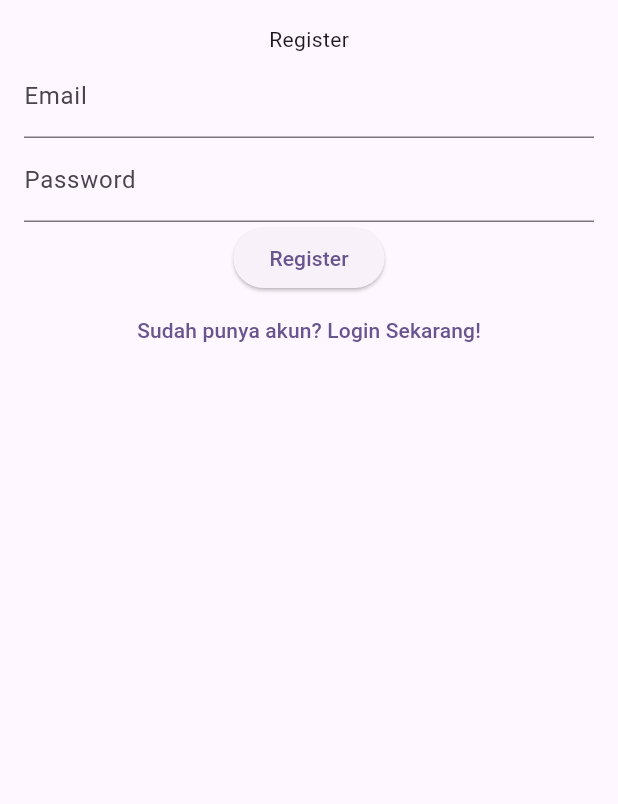
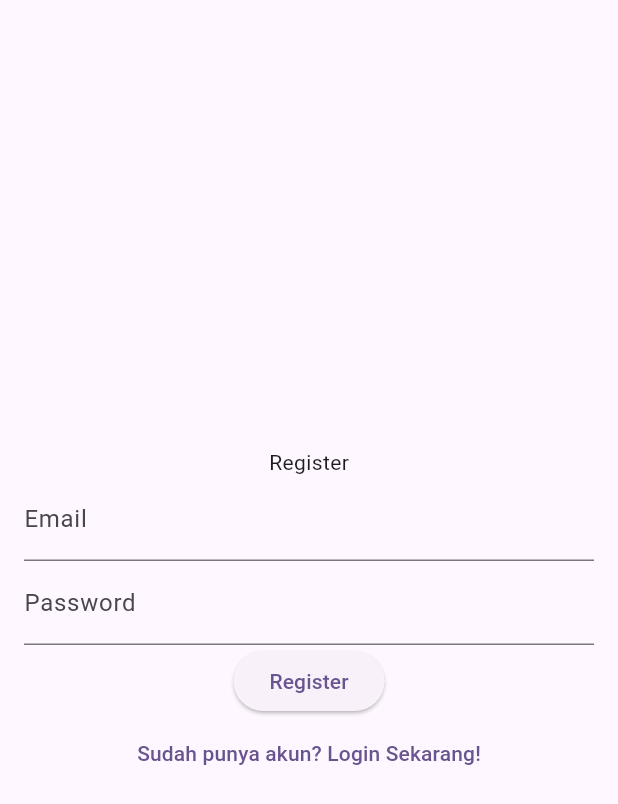
Before and after one commit to AbrarImamSatria/20220140042_act4, a Flutter app: the RegisterPage screen opened directly, on a phone screen of 412 x 824 dp. Shown: the top 804 px of the screen. Run offline on Flutter 3.47's test engine with Material 3 defaults, Android fonts, the phone set to English and light mode, and no system bars.

Commit message:
Perbaikan pada home page dan register page

```diff
--- a/lib/presentation/login_page.dart
+++ b/lib/presentation/login_page.dart
@@ -1,4 +1,6 @@
 import 'package:flutter/material.dart';
+import 'package:play_navigation/presentation/home_page.dart';
+import 'package:play_navigation/presentation/register_page.dart';
 
 class LoginPage extends StatefulWidget {
   const LoginPage({super.key});
--- a/lib/presentation/register_page.dart
+++ b/lib/presentation/register_page.dart
@@ -23,6 +23,7 @@ class _RegisterPageState extends State<RegisterPage> {
         child: Padding(
           padding: const EdgeInsets.all(16.0),
           child: Column(
+            mainAxisAlignment: MainAxisAlignment.center,
             children: [
               Text('Register'),
               TextFormField(
```
